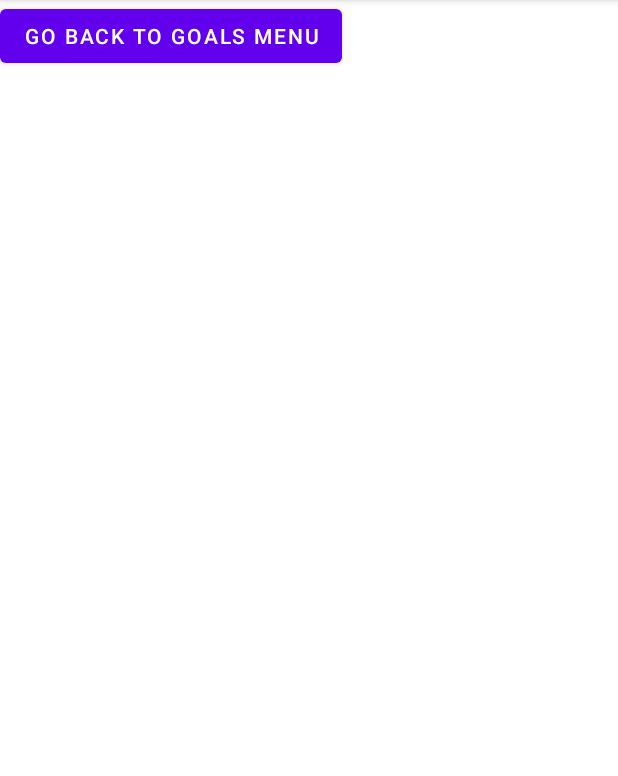
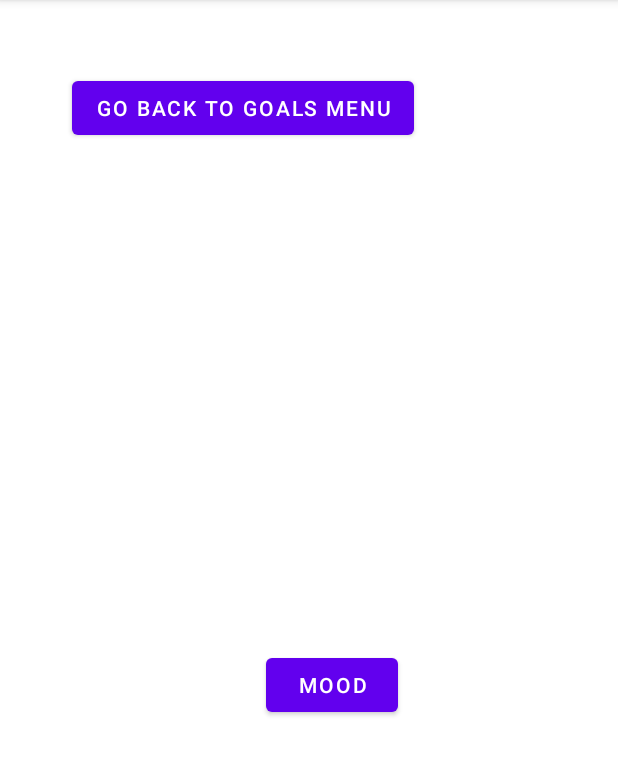
Before and after one commit to TheLizardKing45/HealthCompanion, an Android app: the MentalMenuActivity screen opened directly, with no data from a screen before it, on a phone screen of 412 x 824 dp, the part 84-860 px from its top. Run offline under Robolectric (Android 15) with nearby library versions, the phone set to English and light mode, and no system bars.

Commit message:
added Mental Health buttons

```diff
--- a/app/src/main/java/com/example/myapplication/activity/mental/MentalMenuActivity.java
+++ b/app/src/main/java/com/example/myapplication/activity/mental/MentalMenuActivity.java
@@ -2,10 +2,13 @@ package com.example.myapplication.activity.mental;
 
 import androidx.appcompat.app.AppCompatActivity;
 
+import android.content.Intent;
 import android.os.Bundle;
 import android.view.View;
 import android.widget.Button;
 import com.example.myapplication.R;
+import com.example.myapplication.activity.body.BodyHealthBloodActivity;
+import com.example.myapplication.activity.body.BodyMenuActivity;
 
 public class MentalMenuActivity extends AppCompatActivity {
 
@@ -14,6 +17,17 @@ public class MentalMenuActivity extends AppCompatActivity {
         super.onCreate(savedInstanceState);
         setContentView(R.layout.activity_mental_menu);
         configureGoalsButton();
+        configureMentalHealthMoodButton();
+    }
+
+    private void configureMentalHealthMoodButton() {
+        Button mentalHealthMoodButton = (Button) findViewById(R.id.mentalHealthMood);
+        mentalHealthMoodButton.setOnClickListener(new View.OnClickListener() {
+            @Override
+            public void onClick(View v) {
+                startActivity(new Intent(MentalMenuActivity.this, MentalHealthMoodActivity.class));
+            }
+        });
     }
 
 
--- a/app/src/main/res/layout/activity_mental_menu.xml
+++ b/app/src/main/res/layout/activity_mental_menu.xml
@@ -7,10 +7,26 @@
         tools:context=".activity.mental.MentalMenuActivity">
 
     <Button
-            android:text="Go back to goals menu"
-            android:layout_width="wrap_content"
-            android:layout_height="wrap_content"
-            android:id="@+id/goalsButton"
-            tools:layout_editor_absoluteY="205dp"
-            tools:layout_editor_absoluteX="115dp" />
+        android:id="@+id/goalsButton"
+        android:layout_width="wrap_content"
+        android:layout_height="wrap_content"
+        android:text="Go back to goals menu"
+        app:layout_constraintBottom_toBottomOf="parent"
+        app:layout_constraintEnd_toEndOf="parent"
+        app:layout_constraintHorizontal_bias="0.26"
+        app:layout_constraintStart_toStartOf="parent"
+        app:layout_constraintTop_toTopOf="parent"
+        app:layout_constraintVertical_bias="0.067" />
+
+    <Button
+        android:id="@+id/mentalHealthMood"
+        android:layout_width="wrap_content"
+        android:layout_height="wrap_content"
+        android:text="Mood"
+        app:layout_constraintBottom_toBottomOf="parent"
+        app:layout_constraintEnd_toEndOf="parent"
+        app:layout_constraintHorizontal_bias="0.547"
+        app:layout_constraintStart_toStartOf="parent"
+        app:layout_constraintTop_toTopOf="parent"
+        app:layout_constraintVertical_bias="0.601" />
 </androidx.constraintlayout.widget.ConstraintLayout>
```
Also changed, not shown: app/src/main/java/com/example/myapplication/activity/mental/MentalHealthMoodActivity.java (+40 -0 lines), app/src/main/java/com/example/myapplication/mental/MentalHealthMood.java (+1 -23 lines), app/src/main/res/layout/activity_mental_health_mood.xml (+7 -0 lines), 194 other files.
